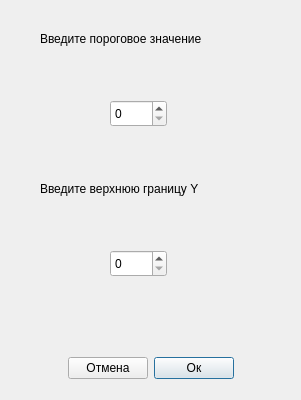
Qt form settings.ui (WTFTrick/TestMutomo) before a commit.
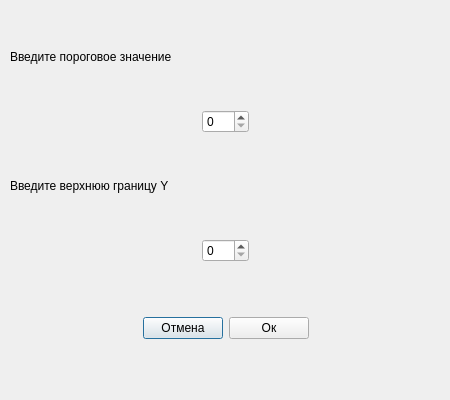
The same form after that commit.

Commit message: Fixed Settings Dialog interface

Diff of the .ui file:
```diff
--- a/settings.ui
+++ b/settings.ui
@@ -6,7 +6,7 @@
    <rect>
     <x>0</x>
     <y>0</y>
-    <width>301</width>
+    <width>450</width>
     <height>400</height>
    </rect>
   </property>
@@ -18,52 +18,90 @@
   </property>
   <property name="minimumSize">
    <size>
-    <width>301</width>
+    <width>450</width>
     <height>400</height>
    </size>
   </property>
   <property name="maximumSize">
    <size>
-    <width>301</width>
+    <width>450</width>
     <height>400</height>
    </size>
   </property>
   <property name="windowTitle">
    <string>Dialog</string>
   </property>
-  <widget class="QWidget" name="gridWidget" native="true">
+  <widget class="QWidget" name="gridLayoutWidget">
    <property name="geometry">
     <rect>
-     <x>0</x>
-     <y>0</y>
-     <width>301</width>
-     <height>400</height>
+     <x>10</x>
+     <y>10</y>
+     <width>431</width>
+     <height>381</height>
     </rect>
    </property>
+   <layout class="QGridLayout" name="gridLayout">
+    <item row="4" column="0">
+     <widget class="QLabel" name="label_yUpperBound">
+      <property name="sizePolicy">
+       <sizepolicy hsizetype="Preferred" vsizetype="Fixed">
+        <horstretch>0</horstretch>
+        <verstretch>0</verstretch>
+       </sizepolicy>
+      </property>
+      <property name="text">
+       <string>Введите верхнюю границу Y</string>
+      </property>
+     </widget>
+    </item>
+    <item row="2" column="0">
+     <layout class="QHBoxLayout" name="horizontalLayout_2">
+      <item>
+       <spacer name="horizontalSpacer_3">
+        <property name="orientation">
+         <enum>Qt::Horizontal</enum>
+        </property>
+        <property name="sizeHint" stdset="0">
+         <size>
+          <width>40</width>
+          <height>20</height>
+         </size>
+        </property>
+       </spacer>
+      </item>
+      <item>
+       <widget class="QSpinBox" name="sp_yUpperBound">
    <property name="sizePolicy">
     <sizepolicy hsizetype="Fixed" vsizetype="Fixed">
      <horstretch>0</horstretch>
      <verstretch>0</verstretch>
     </sizepolicy>
    </property>
-   <property name="maximumSize">
+        <property name="maximum">
+         <number>200</number>
+        </property>
+       </widget>
+      </item>
+      <item>
+       <spacer name="horizontalSpacer_4">
+        <property name="orientation">
+         <enum>Qt::Horizontal</enum>
+        </property>
+        <property name="sizeHint" stdset="0">
     <size>
-     <width>400</width>
-     <height>400</height>
-    </size>
-   </property>
+          <width>40</width>
+          <height>20</height>
+         </size>
+        </property>
+       </spacer>
+      </item>
+     </layout>
+    </item>
+    <item row="8" column="0">
    <widget class="QWidget" name="widget" native="true">
     <property name="enabled">
      <bool>true</bool>
     </property>
-    <property name="geometry">
-     <rect>
-      <x>9</x>
-      <y>346</y>
-      <width>283</width>
-      <height>45</height>
-     </rect>
-    </property>
     <property name="sizePolicy">
      <sizepolicy hsizetype="Preferred" vsizetype="Fixed">
       <horstretch>0</horstretch>
@@ -74,18 +112,18 @@
      <property name="verticalSpacing">
       <number>6</number>
      </property>
-     <item row="0" column="2">
-      <widget class="QPushButton" name="pb_OK">
-       <property name="sizePolicy">
-        <sizepolicy hsizetype="Fixed" vsizetype="Fixed">
-         <horstretch>0</horstretch>
-         <verstretch>0</verstretch>
-        </sizepolicy>
-       </property>
-       <property name="text">
-        <string>Ок</string>
-       </property>
-      </widget>
+       <item row="0" column="3">
+        <spacer name="horizontalSpacer_2">
+         <property name="orientation">
+          <enum>Qt::Horizontal</enum>
+         </property>
+         <property name="sizeHint" stdset="0">
+          <size>
+           <width>40</width>
+           <height>20</height>
+          </size>
+         </property>
+        </spacer>
      </item>
      <item row="0" column="0">
       <spacer name="horizontalSpacer">
@@ -113,30 +151,24 @@
        </property>
       </widget>
      </item>
-     <item row="0" column="3">
-      <spacer name="horizontalSpacer_2">
-       <property name="orientation">
-        <enum>Qt::Horizontal</enum>
-       </property>
-       <property name="sizeHint" stdset="0">
-        <size>
-         <width>40</width>
-         <height>20</height>
-        </size>
-       </property>
-      </spacer>
+       <item row="0" column="2">
+        <widget class="QPushButton" name="pb_OK">
+         <property name="sizePolicy">
+          <sizepolicy hsizetype="Fixed" vsizetype="Fixed">
+           <horstretch>0</horstretch>
+           <verstretch>0</verstretch>
+          </sizepolicy>
+         </property>
+         <property name="text">
+          <string>Ок</string>
+         </property>
+        </widget>
      </item>
     </layout>
    </widget>
+    </item>
+    <item row="0" column="0">
    <widget class="QLabel" name="label_threshold">
-    <property name="geometry">
-     <rect>
-      <x>40</x>
-      <y>30</y>
-      <width>209</width>
-      <height>17</height>
-     </rect>
-    </property>
     <property name="sizePolicy">
      <sizepolicy hsizetype="Minimum" vsizetype="Fixed">
       <horstretch>0</horstretch>
@@ -147,34 +179,24 @@
      <string>Введите пороговое значение</string>
     </property>
    </widget>
-   <widget class="QSpinBox" name="sp_yUpperBound">
-    <property name="geometry">
-     <rect>
-      <x>110</x>
-      <y>250</y>
-      <width>57</width>
-      <height>27</height>
-     </rect>
-    </property>
-    <property name="sizePolicy">
-     <sizepolicy hsizetype="Fixed" vsizetype="Fixed">
-      <horstretch>0</horstretch>
-      <verstretch>0</verstretch>
-     </sizepolicy>
-    </property>
-    <property name="maximum">
-     <number>200</number>
-    </property>
-   </widget>
+    </item>
+    <item row="5" column="0">
+     <layout class="QHBoxLayout" name="horizontalLayout_4">
+      <item>
+       <spacer name="horizontalSpacer_5">
+        <property name="orientation">
+         <enum>Qt::Horizontal</enum>
+        </property>
+        <property name="sizeHint" stdset="0">
+         <size>
+          <width>40</width>
+          <height>20</height>
+         </size>
+        </property>
+       </spacer>
+      </item>
+      <item>
    <widget class="QSpinBox" name="sp_thresholdValue">
-    <property name="geometry">
-     <rect>
-      <x>110</x>
-      <y>100</y>
-      <width>57</width>
-      <height>27</height>
-     </rect>
-    </property>
     <property name="sizePolicy">
      <sizepolicy hsizetype="Fixed" vsizetype="Fixed">
       <horstretch>0</horstretch>
@@ -185,25 +207,23 @@
      <number>200</number>
     </property>
    </widget>
-   <widget class="QLabel" name="label_yUpperBound">
-    <property name="geometry">
-     <rect>
-      <x>40</x>
-      <y>180</y>
-      <width>203</width>
-      <height>17</height>
-     </rect>
-    </property>
-    <property name="sizePolicy">
-     <sizepolicy hsizetype="Preferred" vsizetype="Fixed">
-      <horstretch>0</horstretch>
-      <verstretch>0</verstretch>
-     </sizepolicy>
-    </property>
-    <property name="text">
-     <string>Введите верхнюю границу Y</string>
-    </property>
-   </widget>
+      </item>
+      <item>
+       <spacer name="horizontalSpacer_6">
+        <property name="orientation">
+         <enum>Qt::Horizontal</enum>
+        </property>
+        <property name="sizeHint" stdset="0">
+         <size>
+          <width>40</width>
+          <height>20</height>
+         </size>
+        </property>
+       </spacer>
+      </item>
+     </layout>
+    </item>
+   </layout>
   </widget>
  </widget>
  <resources/>
```
Lines whose indentation alone changed are shown as unchanged. The commit also changes 4 other files.
